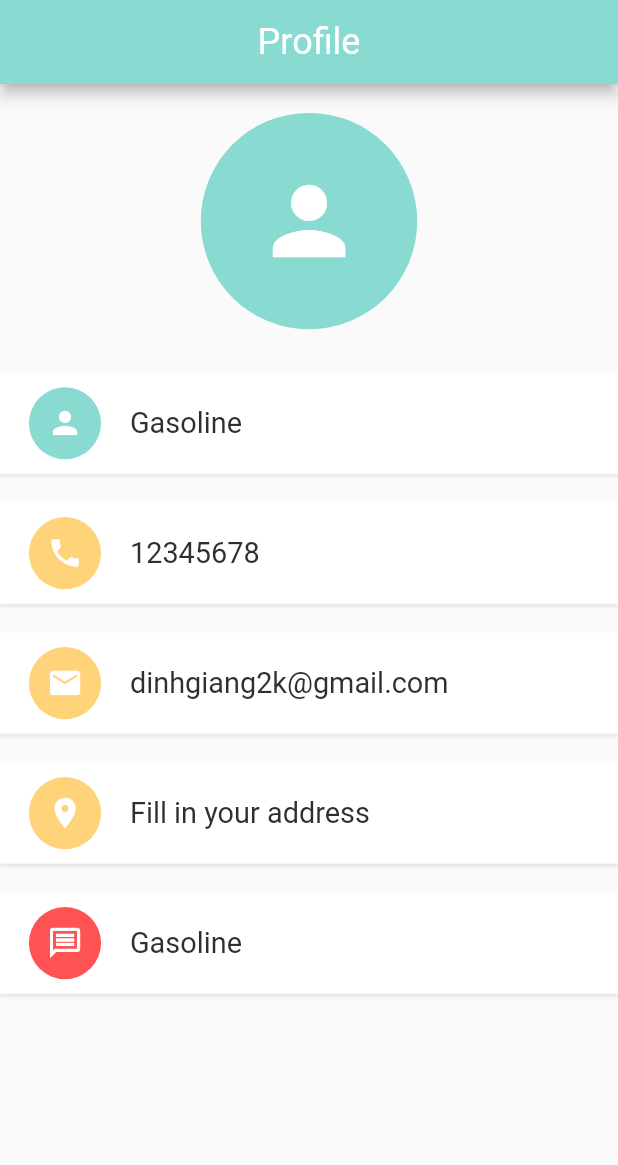
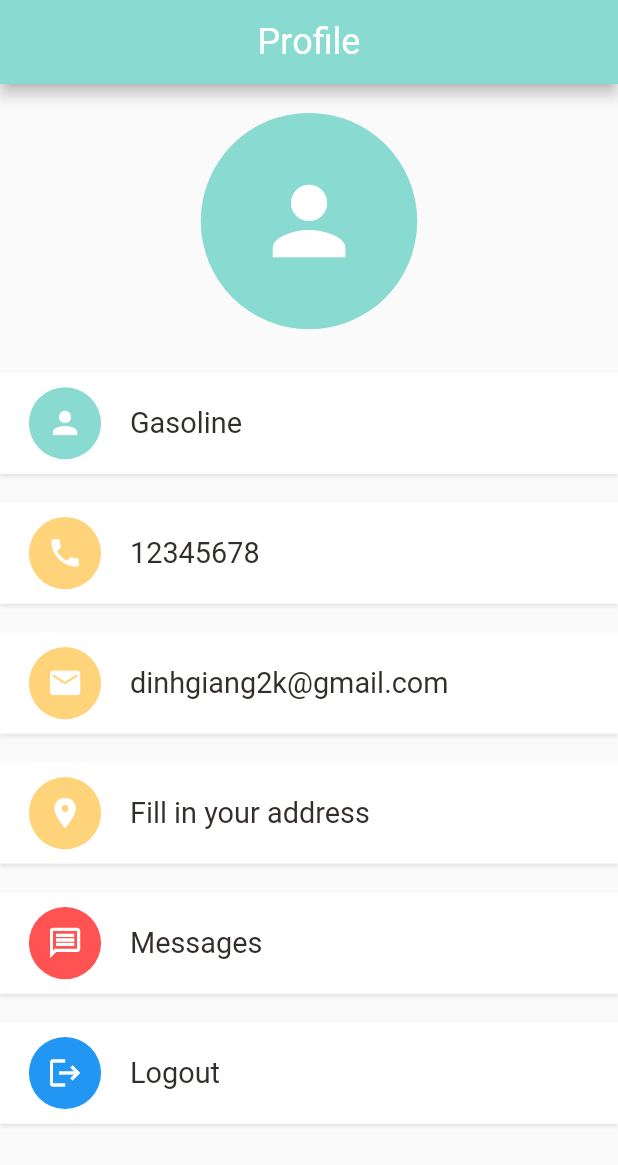
Before and after one commit to DinhXuanGiang/flutter_food_delivery, a Flutter app: the AccountPage screen opened directly, on a phone screen of 412 x 824 dp. Shown: the top 1165 px of the screen. Run offline on Flutter 3.47's test engine with Material 2 defaults, Android fonts, the phone set to English and light mode, and no system bars; our stand-ins replace dots_indicator, get, shared_preferences; accounts and stored records are empty; network calls fail.

Commit message:
login & logout auth

```diff
--- a/lib/controllers/cart_controller.dart
+++ b/lib/controllers/cart_controller.dart
@@ -138,4 +138,9 @@ class CartController extends GetxController {
     cartRepo.addToCartList(getItems);
     update();
   }
+
+  void clearCartHistory(){
+    cartRepo.clearCartHistory();
+    update();
+  }
 }
--- a/lib/data/repository/cart_repo.dart
+++ b/lib/data/repository/cart_repo.dart
@@ -78,4 +78,10 @@ class CartRepo{
      cart = [];
      sharedPreferences.remove(AppConstants.CART_LIST);
    }
+
+   void clearCartHistory(){
+    removeCart();
+    cartHistory = [];
+    sharedPreferences.remove(AppConstants.CART_HISTORY_LIST);
+   }
 }
--- a/lib/main.dart
+++ b/lib/main.dart
@@ -32,9 +32,9 @@ class MyApp extends StatelessWidget {
         return GetMaterialApp(
           debugShowCheckedModeBanner: false,
           title: 'Food Delivery',
-          home: SignInPage(),
-          // initialRoute: RouteHelper.getSplashPage(),
-          // getPages: RouteHelper.routes,
+          // home: SignInPage(),
+          initialRoute: RouteHelper.getSplashPage(),
+          getPages: RouteHelper.routes,
         );
       });
     });
--- a/lib/pages/account/account_page.dart
+++ b/lib/pages/account/account_page.dart
@@ -1,10 +1,14 @@
 import 'package:flutter/cupertino.dart';
 import 'package:flutter/material.dart';
+import '../../controllers/auth_controller.dart';
+import '../../controllers/cart_controller.dart';
+import '../../routes/route_helper.dart';
 import '../../utils/colors.dart';
 import '../../utils/dimensions.dart';
 import '../../widgets/account_widget.dart';
 import '../../widgets/app_icon.dart';
 import '../../widgets/big_text.dart';
+import 'package:get/get.dart';
 
 class AccountPage extends StatelessWidget {
   const AccountPage({Key? key}) : super(key: key);
@@ -92,7 +96,31 @@ class AccountPage extends StatelessWidget {
                         iconSize: Dimensions.height10*5/2,
                         size: Dimensions.height10*5,
                       ),
-                      bigText: BigText(text: "Gasoline"),
+                      bigText: BigText(text: "Messages"),
+                    ),
+                    SizedBox(height: Dimensions.height20),
+                    //message
+                    GestureDetector(
+                      onTap: () {
+                        if(Get.find<AuthController>().userLoggedIn()){
+                          Get.find<AuthController>().cleerSharedData();
+                          Get.find<CartController>().clear();
+                          Get.find<CartController>().clearCartHistory();
+                          Get.offNamed(RouteHelper.getSignInPage());
+                        } else {
+                          print("Logged out!");
+                        }
+                      },
+                      child: AccountWidget(
+                        appIcon: AppIcon(
+                          icon: Icons.logout,
+                          backgroundColor: Colors.blue,
+                          iconColor: Colors.white,
+                          iconSize: Dimensions.height10*5/2,
+                          size: Dimensions.height10*5,
+                        ),
+                        bigText: BigText(text: "Logout"),
+                      ),
                     ),
 
                   ],
--- a/lib/pages/home/home_page.dart
+++ b/lib/pages/home/home_page.dart
@@ -22,7 +22,8 @@ class _HomePageState extends State<HomePage> {
 
   List pages = [
     MainFoodPage(),
-    SignUpPage(),
+    // SignInPage(),
+    Container(child:  Text("History page"),),
     CartHistory(),
     AccountPage(),
   ];
--- a/lib/routes/route_helper.dart
+++ b/lib/routes/route_helper.dart
@@ -6,22 +6,27 @@ import 'package:food_delivery/pages/home/main_food_page.dart';
 import 'package:food_delivery/pages/splash/splash_page.dart';
 import 'package:get/get.dart';
 
+import '../pages/auth/sign_in_page.dart';
+
 class RouteHelper {
   static const String splashPage = "/splash-page";
   static const String initial = "/";
   static const String popularFood = "/popular-food";
   static const String recommendedFood = "/recommended-food";
   static const String cartPage = "/cart-page";
+  static const String signIn = "/sign-in";
 
   static String getSplashPage()=>'$splashPage';
   static String getInitial() => "$initial";
   static String getPopularFood(int pageId, String page) => '$popularFood?pageId=$pageId&page=$page';
   static String getRecommendedFood(int pageId, String page) => '$recommendedFood?pageId=$pageId&page=$page';
   static String getCartPage()=> '$cartPage';
+  static String getSignInPage()=> '$signIn';
 
   static List<GetPage> routes = [
     GetPage(name: splashPage, page: () => SplashScreen()),
     GetPage(name: initial, page: () => HomePage()),
+    GetPage(name: signIn, page: () => SignInPage(), transition: Transition.fade),
     GetPage(
       name: popularFood,
       page: () {
```
Also changed, not shown: lib/controllers/auth_controller.dart (+33 -2 lines), lib/data/repository/auth_repo.dart (+35 -3 lines), lib/pages/auth/sign_in_page.dart (+44 -5 lines), lib/pages/auth/sign_up_page.dart (+18 -11 lines), lib/pages/cart/cart_page.dart (+8 -2 lines), lib/utils/app_constants.dart (+5 -3 lines).
